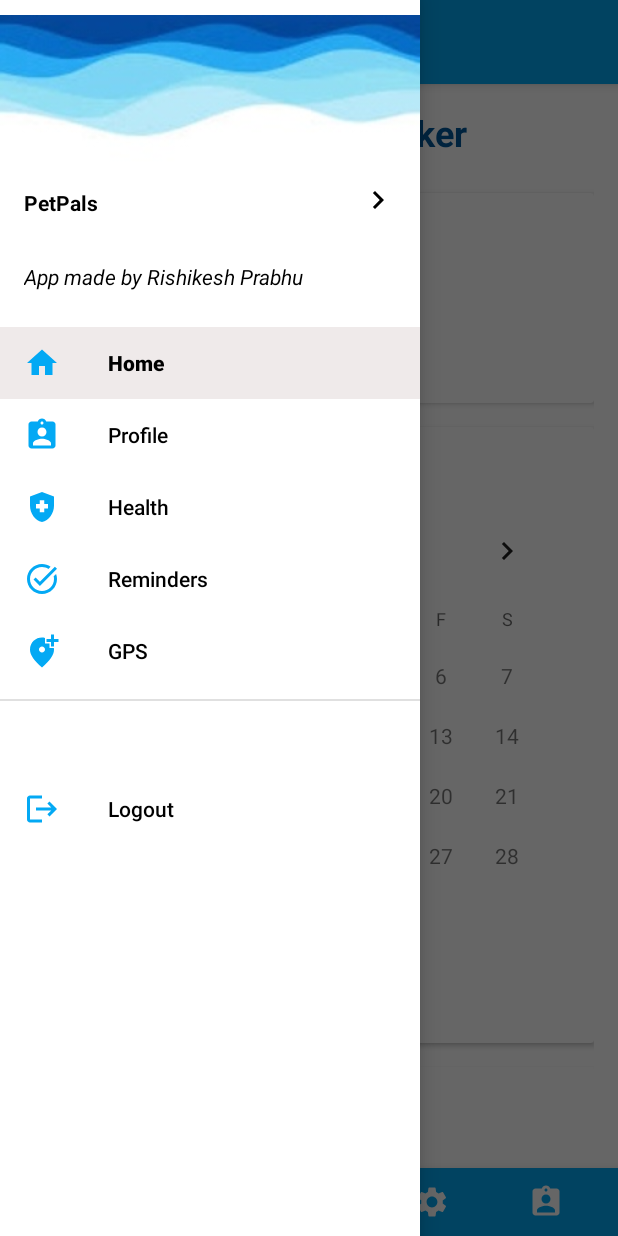
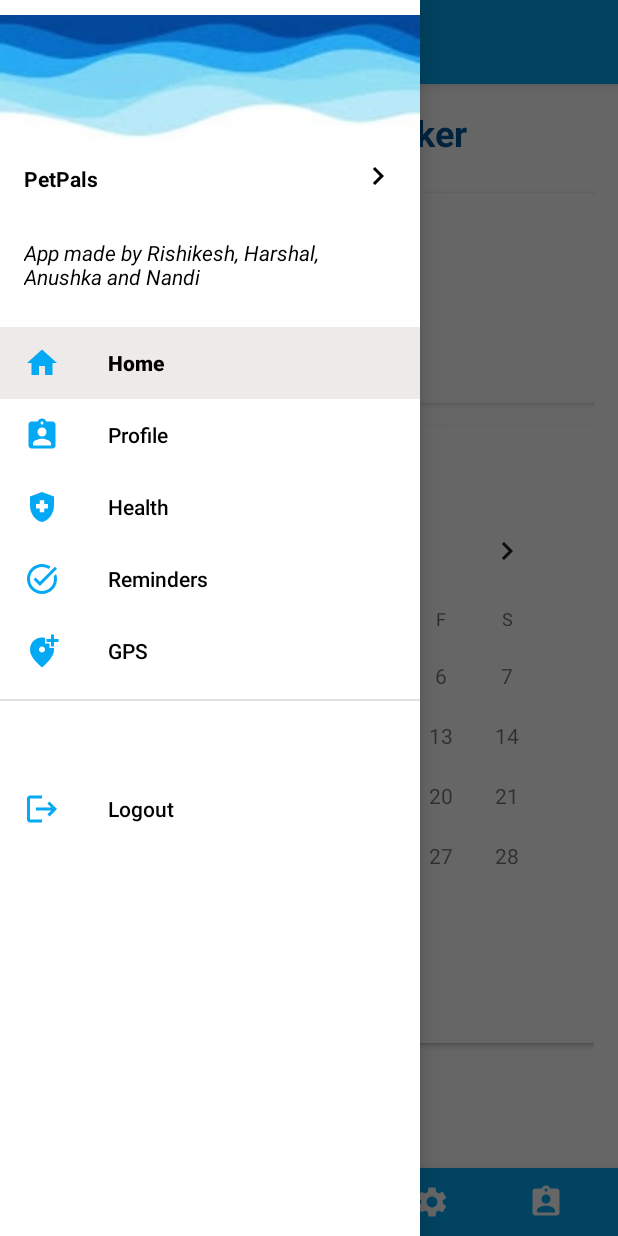
Before and after one commit to Rishikesh4089/PetPals, an Android app: the MainActivity screen opened directly, with no data from a screen before it, with the side drawer open, on a phone screen of 412 x 824 dp. Run offline under Robolectric (Android 15) with nearby library versions, the light colour scheme and no system bars.

Commit message:
New push
Signed-off-by: Rishikesh4089 <110054654+Rishikesh4089@users.noreply.github.com>

```diff
--- a/app/src/main/res/layout/nav_header.xml
+++ b/app/src/main/res/layout/nav_header.xml
@@ -40,7 +40,7 @@
         android:id="@+id/nav_details"
         android:layout_width="match_parent"
         android:layout_height="wrap_content"
-        android:text="App made by Rishikesh Prabhu"
+        android:text="App made by Rishikesh, Harshal, Anushka and Nandi"
         android:textColor="@color/black"
         android:textStyle="italic"
         android:layout_marginTop="16dp" />
```
